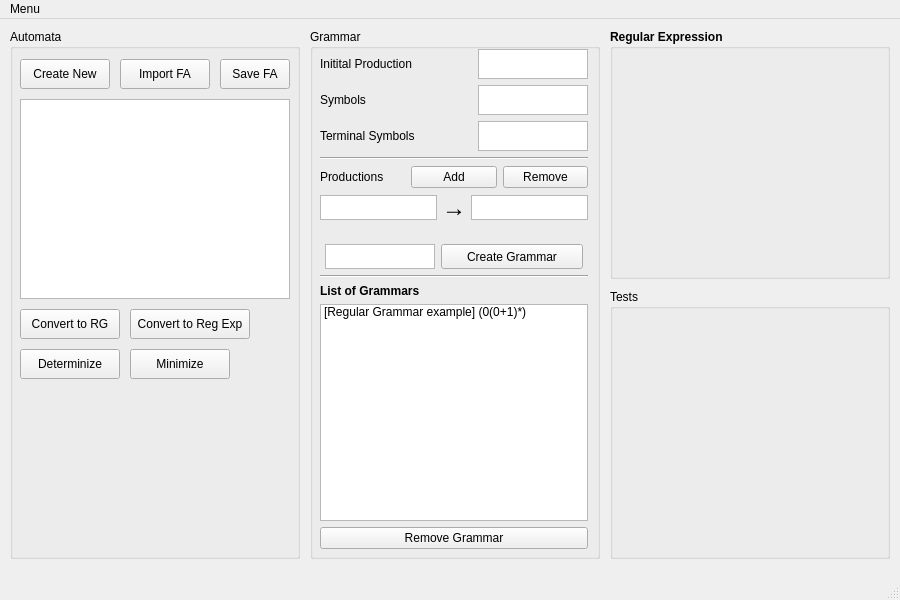
Before: the Qt Designer form ui/main_window.ui in ramnaq/midena, drawn with Qt 5.
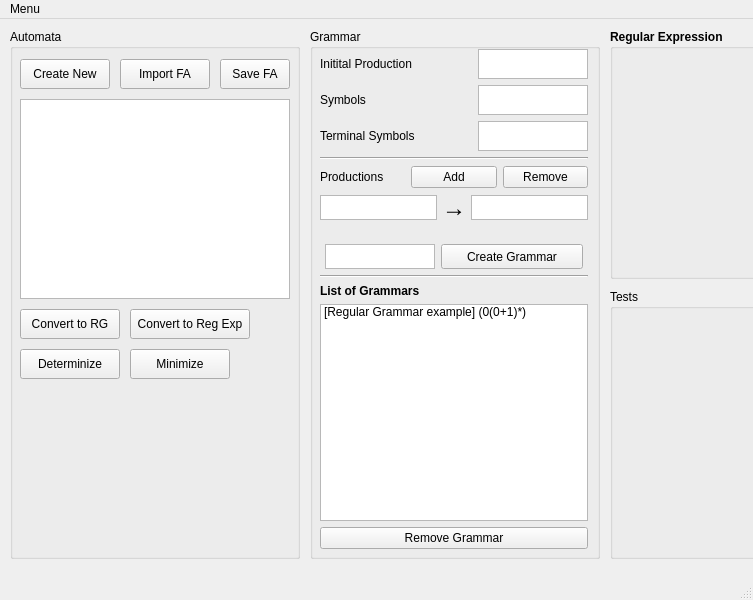
After: the same form once the commit is applied.

Commit message: Renaming UI items (this is temporary)

Diff of the .ui file:
```diff
--- a/ui/main_window.ui
+++ b/ui/main_window.ui
@@ -6,7 +6,7 @@
    <rect>
     <x>0</x>
     <y>0</y>
-    <width>900</width>
+    <width>753</width>
     <height>600</height>
    </rect>
   </property>
@@ -569,7 +569,7 @@
     <rect>
      <x>0</x>
      <y>0</y>
-     <width>900</width>
+     <width>753</width>
      <height>20</height>
     </rect>
    </property>
```
Left out of the diff: 12 changed lines with no effect on the pictures.
